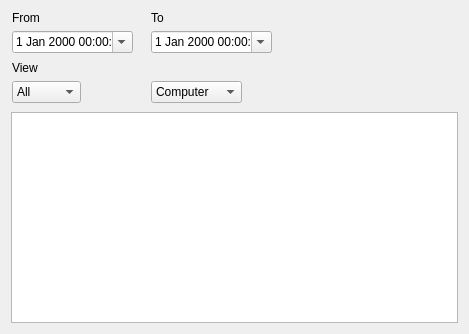
Qt form server/gui/statisticswidget.ui (EPecherkin/diplom) before a commit.
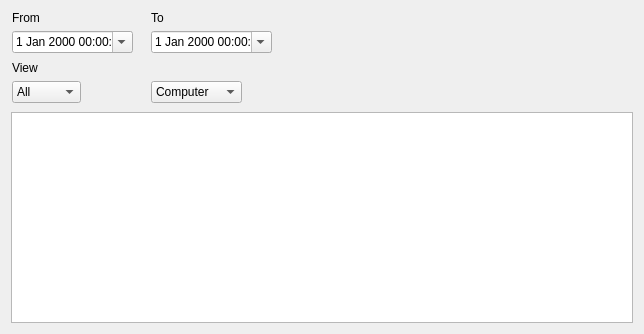
The same form after that commit.

```diff
--- a/server/gui/statisticswidget.ui
+++ b/server/gui/statisticswidget.ui
@@ -6,7 +6,7 @@
    <rect>
     <x>0</x>
     <y>0</y>
-    <width>469</width>
+    <width>644</width>
     <height>334</height>
    </rect>
   </property>
```
